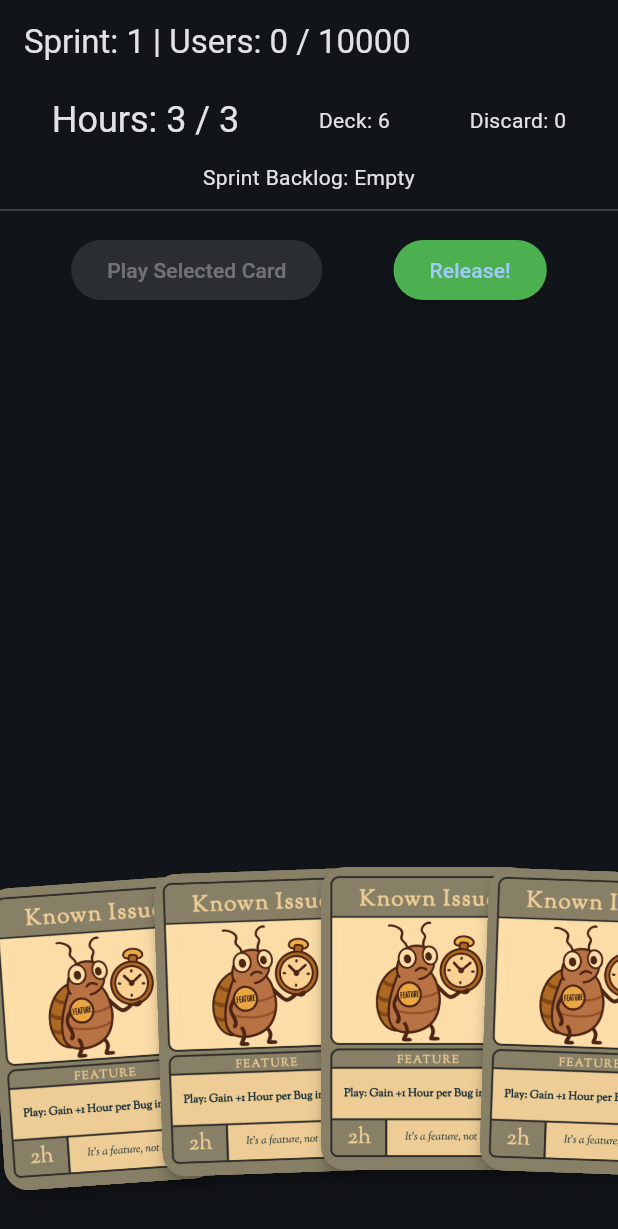
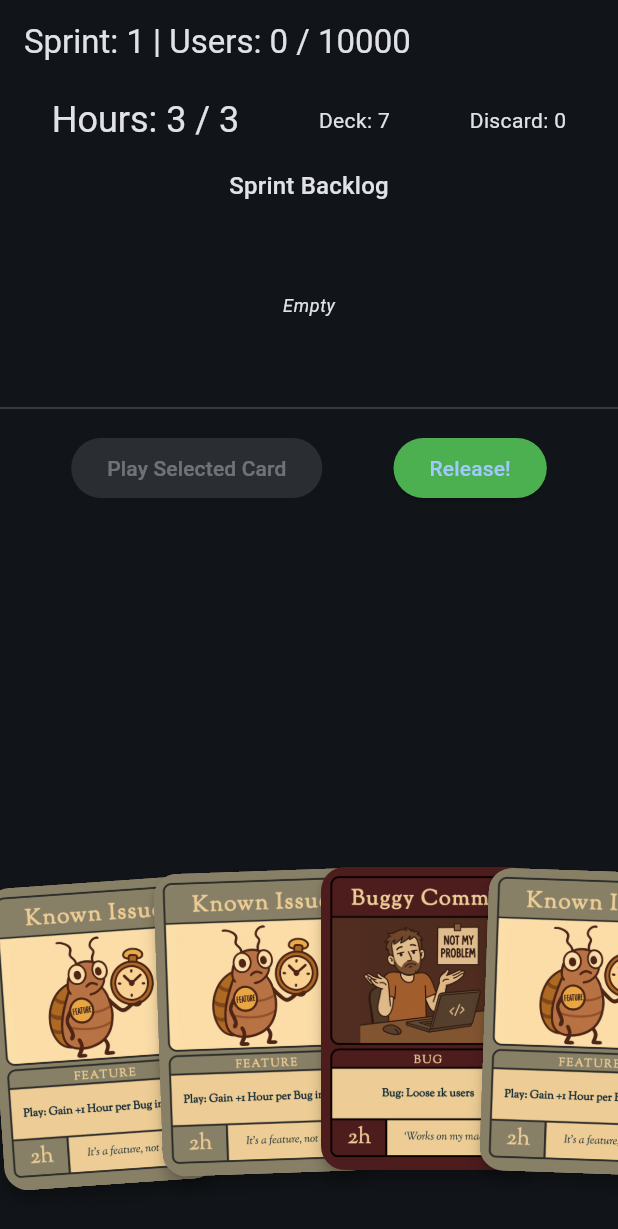
Before and after one commit to Norbert515/roguelike_deckbuilder, a Flutter app: the screen it shows after launch, on a phone screen of 412 x 824 dp. Shown: the top 1229 px of the screen. Run offline on Flutter 3.47's test engine with Material 3 defaults, Android fonts, the phone set to English and light mode, and no system bars.

Commit message:
Add 'Unread Privacy Policy' feature card to the game. Updated CardRegistry to include the new card and modified main game screen to display sprint backlog with improved layout. Adjusted project settings for app view mode.

```diff
--- a/lib/screens/main_game_screen.dart
+++ b/lib/screens/main_game_screen.dart
@@ -3,6 +3,7 @@ import 'package:roguelike_deckbuilder/controllers/game_controller.dart';
 import 'package:roguelike_deckbuilder/models/card.dart';
 import 'package:roguelike_deckbuilder/models/game_state.dart';
 import 'package:roguelike_deckbuilder/widgets/card_hand.dart';
+import 'package:roguelike_deckbuilder/widgets/game_card_widget.dart';
 
 class MainGameScreen extends StatefulWidget {
   const MainGameScreen({super.key});
@@ -150,12 +151,35 @@ class _MainGameScreenState extends State<MainGameScreen> {
 
               // Sprint Backlog (Played Cards this turn)
               Padding(
-                padding: const EdgeInsets.symmetric(horizontal: 8.0, vertical: 4.0),
-                child: Text(
-                  'Sprint Backlog: ${gameState.sprintBacklog.isEmpty ? "Empty" : gameState.sprintBacklog.map((c) => c.name).join(', ')}',
-                  style: Theme.of(context).textTheme.bodyMedium,
-                  textAlign: TextAlign.center,
-                ),
+                padding: const EdgeInsets.symmetric(vertical: 8.0),
+                child: Text('Sprint Backlog', style: Theme.of(context).textTheme.titleMedium),
+              ),
+              Container(
+                constraints: const BoxConstraints(maxHeight: 120), // Limit height
+                padding: const EdgeInsets.symmetric(horizontal: 8.0),
+                child:
+                    gameState.sprintBacklog.isEmpty
+                        ? Center(
+                          child: Text(
+                            'Empty',
+                            style: Theme.of(context).textTheme.bodySmall?.copyWith(fontStyle: FontStyle.italic),
+                          ),
+                        )
+                        : Wrap(
+                          spacing: 8.0, // Horizontal space between cards
+                          runSpacing: 4.0, // Vertical space if wraps
+                          alignment: WrapAlignment.center,
+                          children:
+                              gameState.sprintBacklog.map((card) {
+                                return GameCardWidget(
+                                  card: card,
+                                  width: 80, // Smaller width for backlog
+                                  height: 112, // Smaller height for backlog
+                                  isSelected: false, // Not selectable in backlog
+                                  // No onTap needed for backlog view
+                                );
+                              }).toList(),
+                        ),
               ),
               const Divider(),
 
```
Also changed, not shown: lib/data/card_registry.dart (+27 -0 lines), assets/cards/Unread_Privacy_Policy.png (added), 1 other file.
